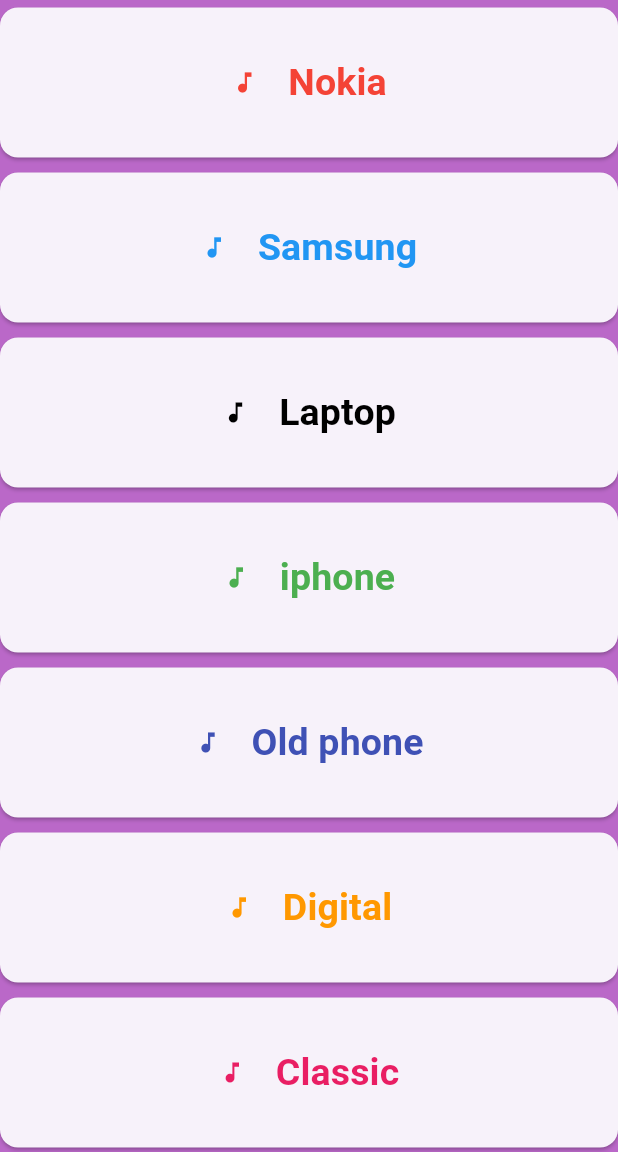
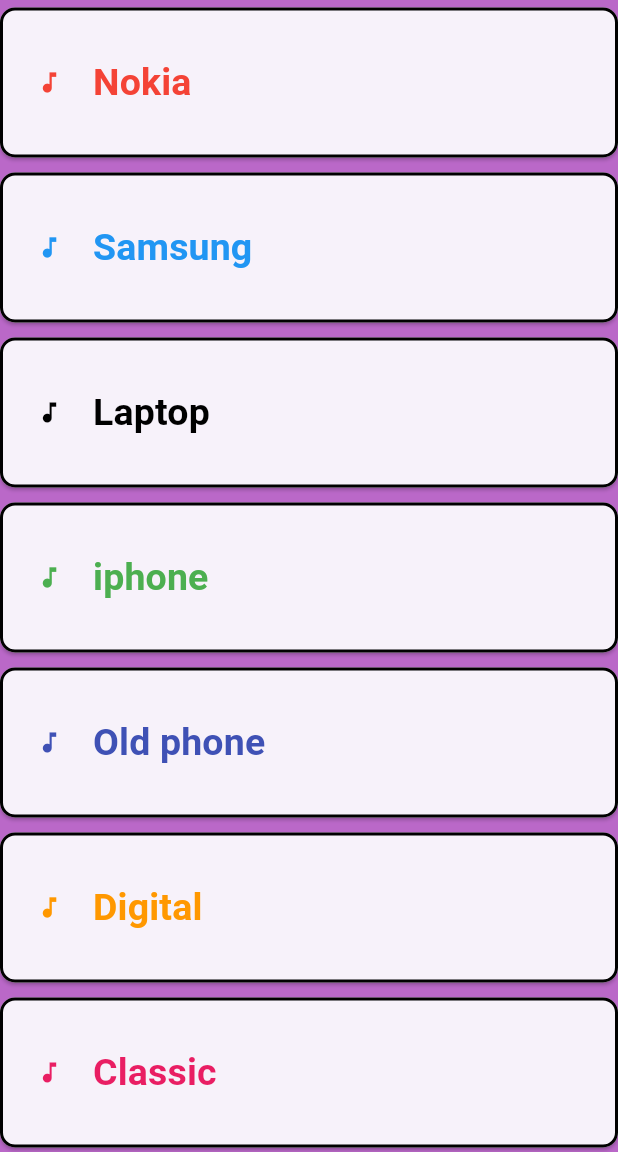
Before and after one commit to bavlymomo/naghamat-app, a Flutter app: the screen it shows after launch, on a phone screen of 412 x 824 dp, the part 84-1236 px from its top. Run offline on Flutter 3.47's test engine with Material 3 defaults, Android fonts, the phone set to English and light mode, and no system bars; our stand-ins replace audioplayers.

Commit message:
add border and some style

```diff
--- a/lib/main.dart
+++ b/lib/main.dart
@@ -54,7 +54,7 @@
         body: ListView.builder(
           itemCount: 7,
           itemBuilder: (context, index) {
-            // Map ring = Rings[index];
+
             return Padding(
               padding: const EdgeInsets.symmetric(vertical: 5.0),
               child: ElevatedButton(
@@ -62,7 +62,8 @@
                 style: ButtonStyle(
                   shape: WidgetStatePropertyAll<RoundedRectangleBorder>(
                     RoundedRectangleBorder(
-                      borderRadius: BorderRadiusGeometry.circular(12),
+                      borderRadius: BorderRadiusGeometry.circular(10),
+                      side: BorderSide(color: Colors.black, width: 2),
                     ),
                   ),
                   fixedSize: WidgetStatePropertyAll<Size>(
@@ -70,7 +71,7 @@
                   ),
                 ),
                 child: Row(
-                  mainAxisAlignment: MainAxisAlignment.center,
+                  mainAxisAlignment: MainAxisAlignment.start,
                   children: [
                     Icon(Icons.music_note, color: colors[index]),
                     SizedBox(width: 20),
```
